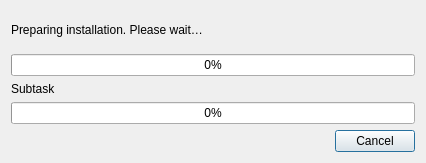
The window that launcher/installprogress.ui (AttorneyOnline/launcher) describes before a commit, drawn with Qt 5.
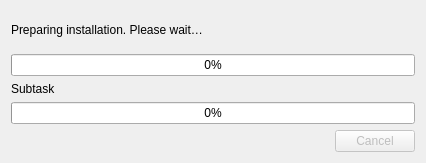
The same window after the commit.

Patch:
```diff
--- a/launcher/installprogress.ui
+++ b/launcher/installprogress.ui
@@ -85,6 +85,9 @@
     <layout class="QGridLayout" name="gridLayout">
      <item row="0" column="1">
       <widget class="QPushButton" name="btnCancel">
+       <property name="enabled">
+        <bool>false</bool>
+       </property>
        <property name="text">
         <string>Cancel</string>
        </property>
```
